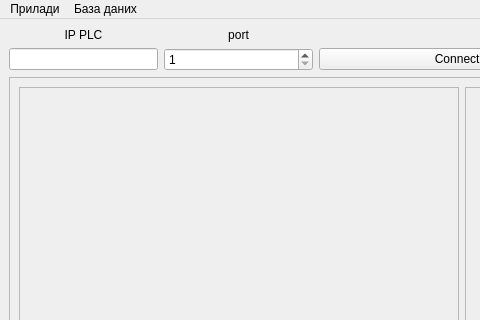
This is _UI/main_window_form.ui in Miskiv-Andrew/wroc as Qt 5 draws it before an edit; both pictures show x 0 to 480 and y 0 to 320 of the 631 by 635 pixel window. The edited form follows.
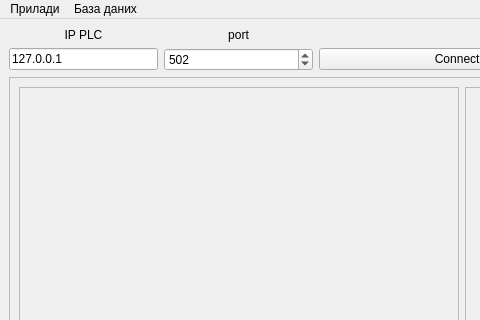
This is the edited form.

```diff
--- a/_UI/main_window_form.ui
+++ b/_UI/main_window_form.ui
@@ -55,6 +55,9 @@
         <property name="maximum">
          <number>65535</number>
         </property>
+        <property name="value">
+         <number>502</number>
+        </property>
        </widget>
       </item>
       <item row="1" column="0">
@@ -65,6 +68,9 @@
           <verstretch>0</verstretch>
          </sizepolicy>
         </property>
+        <property name="text">
+         <string>127.0.0.1</string>
+        </property>
        </widget>
       </item>
       <item row="0" column="3">
```
